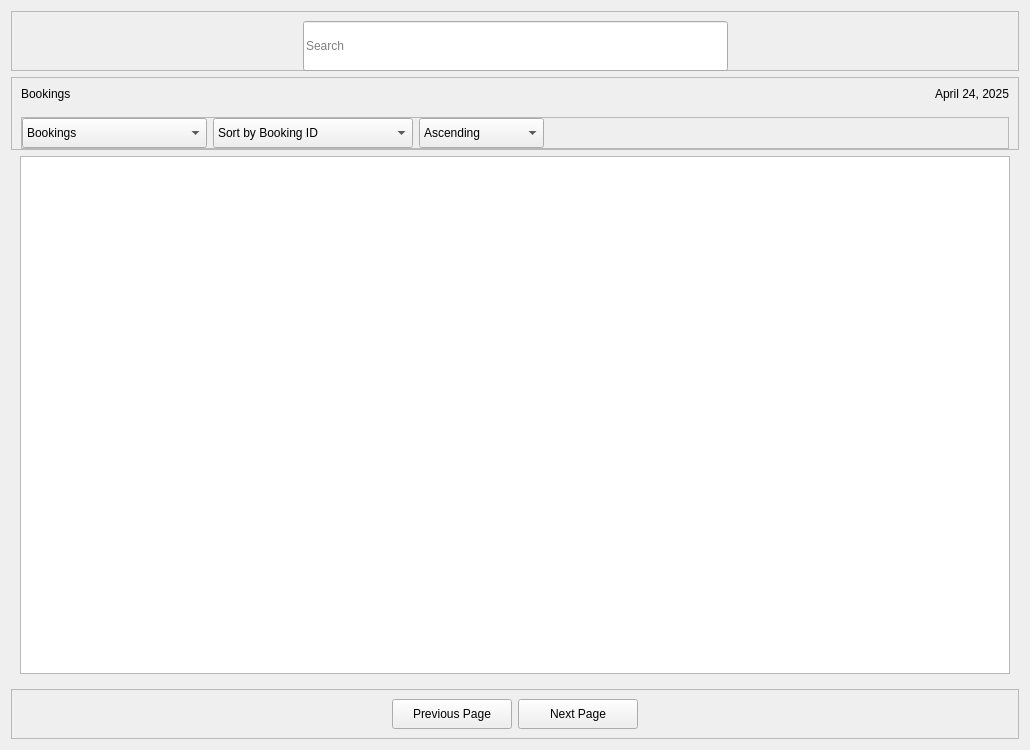
The window that ui_files/booking_page.ui (xbryan25/hotel-management-system) describes before a commit, drawn with Qt 5.
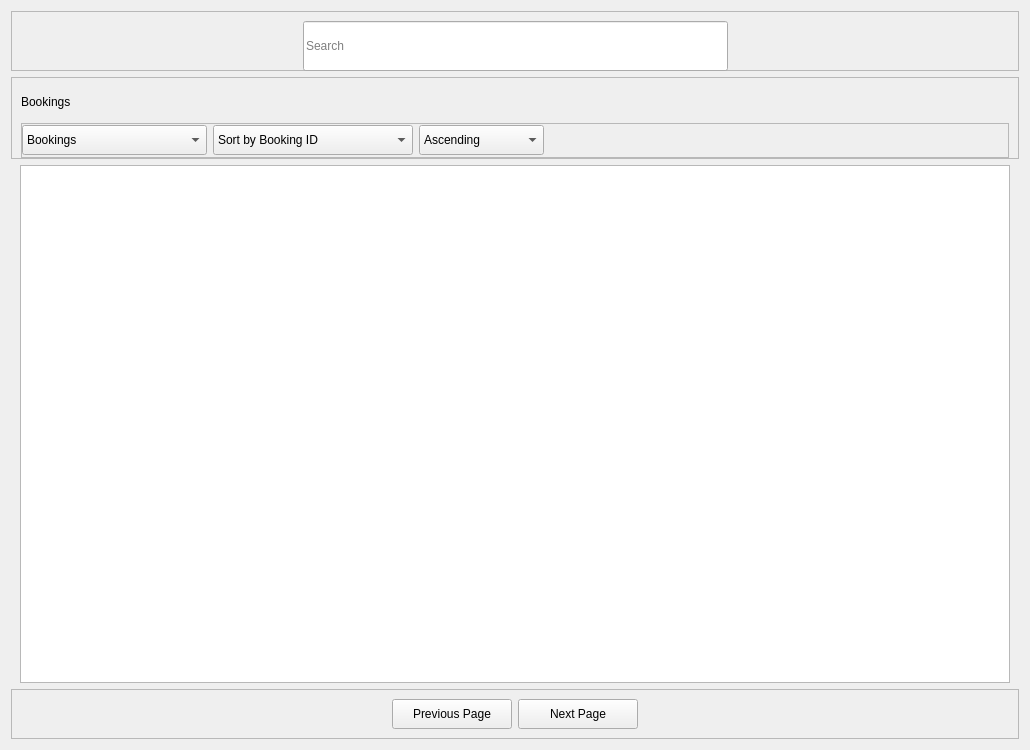
The same window after the commit.

Commit message: ui(billing_page, booking_page, guests_page, services_page): made these pages be consistent with each other

The edit to the form file:
```diff
--- a/ui_files/booking_page.ui
+++ b/ui_files/booking_page.ui
@@ -46,17 +46,23 @@
       </property>
       <item row="0" column="0">
        <widget class="QLabel" name="bookings_label">
+        <property name="minimumSize">
+         <size>
+          <width>0</width>
+          <height>30</height>
+         </size>
+        </property>
         <property name="text">
          <string>Bookings</string>
         </property>
        </widget>
       </item>
-      <item row="2" column="0" rowspan="2" colspan="3">
+      <item row="1" column="0" rowspan="2" colspan="3">
        <widget class="QFrame" name="actions_frame">
         <property name="minimumSize">
          <size>
           <width>20</width>
-          <height>0</height>
+          <height>35</height>
          </size>
         </property>
         <property name="frameShape">
@@ -188,38 +194,6 @@
         </layout>
        </widget>
       </item>
-      <item row="0" column="2">
-       <widget class="QLabel" name="date_today_label">
-        <property name="minimumSize">
-         <size>
-          <width>200</width>
-          <height>0</height>
-         </size>
-        </property>
-        <property name="text">
-         <string>April 24, 2025</string>
-        </property>
-        <property name="alignment">
-         <set>Qt::AlignRight|Qt::AlignTrailing|Qt::AlignVCenter</set>
-        </property>
-       </widget>
-      </item>
-      <item row="1" column="0">
-       <spacer name="vs_1">
-        <property name="orientation">
-         <enum>Qt::Vertical</enum>
-        </property>
-        <property name="sizeType">
-         <enum>QSizePolicy::Fixed</enum>
-        </property>
-        <property name="sizeHint" stdset="0">
-         <size>
-          <width>20</width>
-          <height>10</height>
-         </size>
-        </property>
-       </spacer>
-      </item>
      </layout>
     </widget>
    </item>
@@ -386,6 +360,9 @@
       <property name="topMargin">
        <number>0</number>
       </property>
+      <property name="bottomMargin">
+       <number>0</number>
+      </property>
       <item row="0" column="0">
        <widget class="QTableView" name="bookings_table_view">
         <property name="showGrid">
```
The commit also changes 11 other files.
